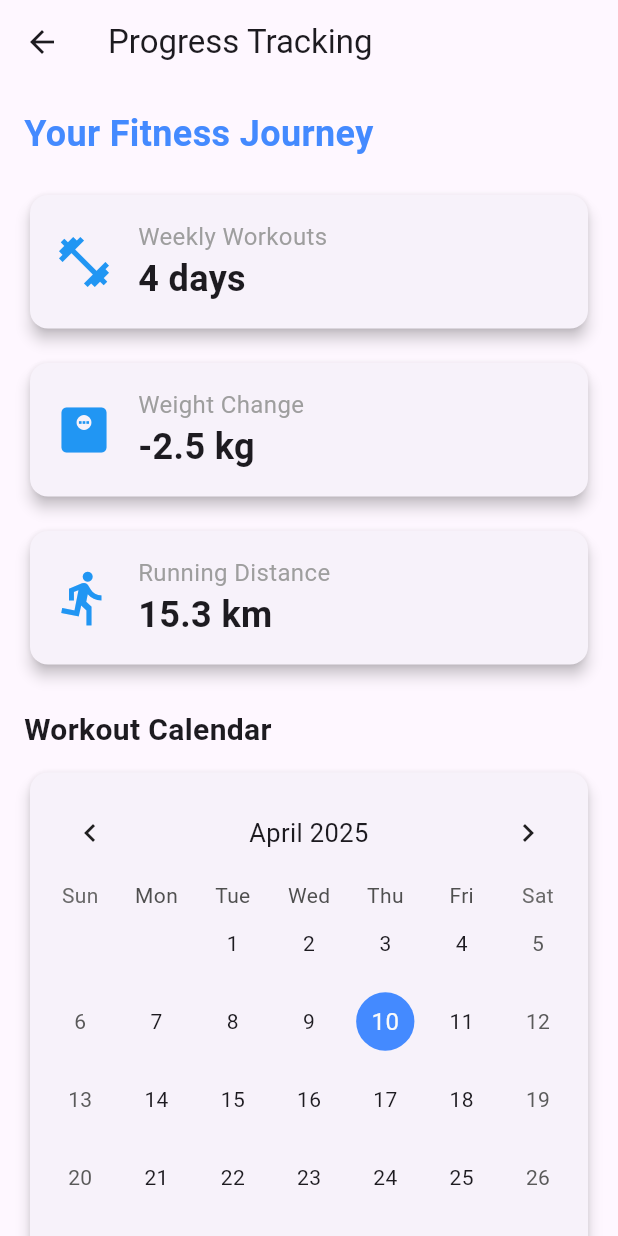
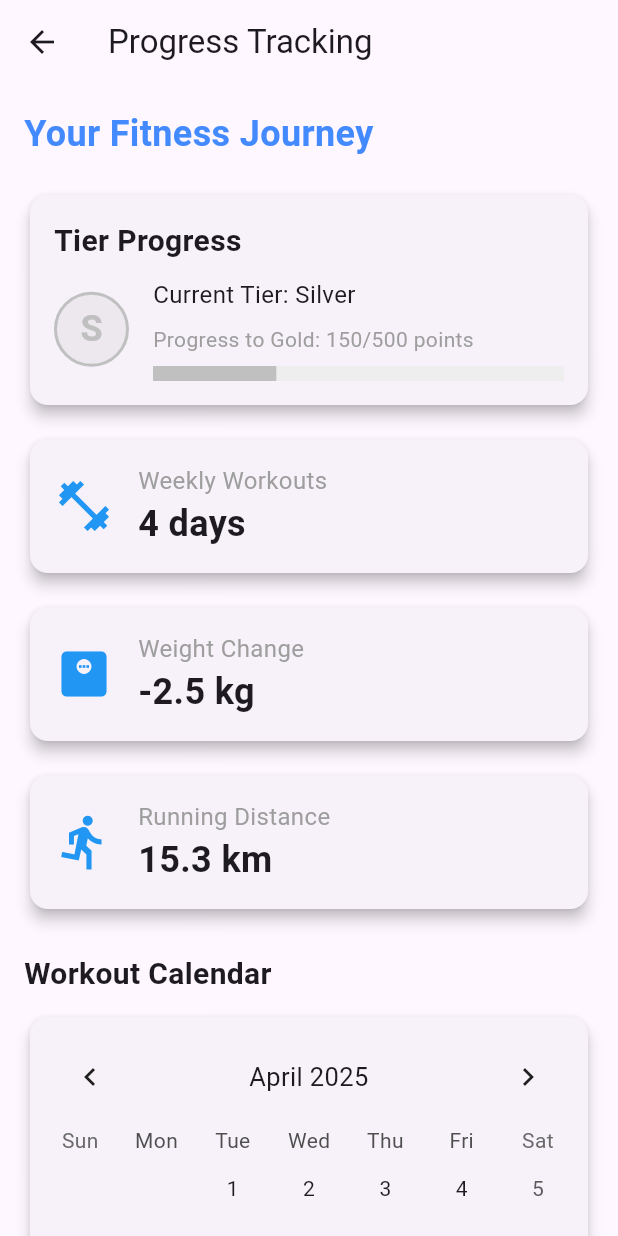
Before and after one commit to amarsheth19/GymGenius, a Flutter app: the ProgressPage screen opened directly, on a phone screen of 412 x 824 dp. Run offline on Flutter 3.47's test engine with Material 3 defaults, Android fonts, the phone set to English and light mode, and no system bars; drawn by our look-alikes of table_calendar; our stand-ins replace firebase_auth, firebase_core; accounts and stored records are empty.

Commit message:
Updated profile and progress page

```diff
--- a/lib/progress_page.dart
+++ b/lib/progress_page.dart
@@ -14,6 +14,17 @@ class _ProgressPageState extends State<ProgressPage> {
   late DateTime _focusedDay;
   late DateTime _selectedDay;
   final Set<DateTime> _workoutDays = {};
+
+  // Tier progress variables
+  final String _currentTier = 'silver'; // Example: current tier
+  final int _currentPoints = 650; // Example: current points
+  final Map<String, int> _tierRequirements = {
+    'bronze': 0,
+    'silver': 500,
+    'gold': 1000,
+    'champion': 2000,
+  };
+
   @override
   void initState() {
     super.initState();
@@ -47,6 +58,16 @@ class _ProgressPageState extends State<ProgressPage> {
 
   @override
   Widget build(BuildContext context) {
+    // Calculate tier progress
+    final tiers = _tierRequirements.keys.toList();
+    final currentIndex = tiers.indexOf(_currentTier);
+    final nextTier = currentIndex < tiers.length - 1 ? tiers[currentIndex + 1] : null;
+    final currentRequirement = _tierRequirements[_currentTier]!;
+    final nextRequirement = nextTier != null ? _tierRequirements[nextTier]! : _tierRequirements[_currentTier]!;
+    final progress = nextTier != null
+        ? (_currentPoints - currentRequirement) / (nextRequirement - currentRequirement)
+        : 1.0;
+
     return Scaffold(
       appBar: AppBar(title: const Text('Progress Tracking')),
       body: SingleChildScrollView(
@@ -72,6 +93,84 @@ class _ProgressPageState extends State<ProgressPage> {
                   ),
                 ),
                 const SizedBox(height: 20),
+
+                // Tier Progress Section
+                Card(
+                  elevation: 4,
+                  child: Padding(
+                    padding: const EdgeInsets.all(16.0),
+                    child: Column(
+                      crossAxisAlignment: CrossAxisAlignment.start,
+                      children: [
+                        const Text(
+                          'Tier Progress',
+                          style: TextStyle(
+                            fontSize: 20,
+                            fontWeight: FontWeight.bold,
+                          ),
+                        ),
+                        const SizedBox(height: 10),
+                        Row(
+                          children: [
+                            Container(
+                              width: 50,
+                              height: 50,
+                              decoration: BoxDecoration(
+                                color: _getTierColor(_currentTier).withOpacity(0.2),
+                                shape: BoxShape.circle,
+                                border: Border.all(color: _getTierColor(_currentTier), width: 2),
+                              ),
+                              child: Center(
+                                child: Text(
+                                  _currentTier[0].toUpperCase(),
+                                  style: TextStyle(
+                                    fontSize: 24,
+                                    fontWeight: FontWeight.bold,
+                                    color: _getTierColor(_currentTier),
+                                  ),
+                                ),
+                              ),
+                            ),
+                            const SizedBox(width: 16),
+                            Expanded(
+                              child: Column(
+                                crossAxisAlignment: CrossAxisAlignment.start,
+                                children: [
+                                  Text(
+                                    'Current Tier: ${_currentTier[0].toUpperCase()}${_currentTier.substring(1)}',
+                                    style: const TextStyle(fontSize: 16),
+                                  ),
+                                  const SizedBox(height: 8),
+                                  if (nextTier != null)
+                                    Text(
+                                      'Progress to ${nextTier[0].toUpperCase()}${nextTier.substring(1)}: ${(_currentPoints - currentRequirement)}/${nextRequirement - currentRequirement} points',
+                                      style: const TextStyle(fontSize: 14, color: Colors.grey),
+                                    )
+                                  else
+                                    const Text(
+                                      'You\'ve reached the highest tier!',
+                                      style: TextStyle(fontSize: 14, color: Colors.green),
+                                    ),
+                                  const SizedBox(height: 8),
+                                  LinearProgressIndicator(
+                                    value: progress,
+                                    backgroundColor: Colors.grey[200],
+                                    valueColor: AlwaysStoppedAnimation<Color>(
+                                      _getTierColor(_currentTier),
+                                    ),
+                                    minHeight: 10,
+                                  ),
+                                ],
+                              ),
+                            ),
+                          ],
+                        ),
+                      ],
+                    ),
+                  ),
+                ),
+                const SizedBox(height: 15),
+
                 _buildProgressCard(
                   'Weekly Workouts',
                   '${_workoutDays.length} days',
@@ -174,7 +273,7 @@ class _ProgressPageState extends State<ProgressPage> {
                 ),
                 const SizedBox(height: 25),
                 const Text(
-                  'Monthly Trends',
+                  'Badge Progress',
                   style: TextStyle(fontSize: 20, fontWeight: FontWeight.bold),
                 ),
                 const SizedBox(height: 10),
@@ -182,10 +281,10 @@ class _ProgressPageState extends State<ProgressPage> {
                   height: 200, // Fixed height for the trends section
                   child: ListView(
                     children: [
-                      _buildTrendItem('Week 1', 70),
-                      _buildTrendItem('Week 2', 80),
-                      _buildTrendItem('Week 3', 90),
-                      _buildTrendItem('Week 4', 85),
+                      _buildTrendItem('Badge 1', 70),
+                      _buildTrendItem('Badge 2', 80),
+                      _buildTrendItem('Badge 3', 90),
+                      _buildTrendItem('Badge 4', 85),
                     ],
                   ),
                 ),
@@ -248,4 +347,19 @@ class _ProgressPageState extends State<ProgressPage> {
       ),
     );
   }
+
+  Color _getTierColor(String tier) {
+    switch (tier) {
+      case 'bronze':
+        return const Color(0xFFCD7F32);
+      case 'silver':
+        return const Color(0xFFC0C0C0);
+      case 'gold':
+        return const Color(0xFFFFD700);
+      case 'champion':
+        return const Color(0xFFE0115F);
+      default:
+        return Colors.blue;
+    }
+  }
 }
```
Also changed, not shown: lib/profile_page.dart (+59 -60 lines).
